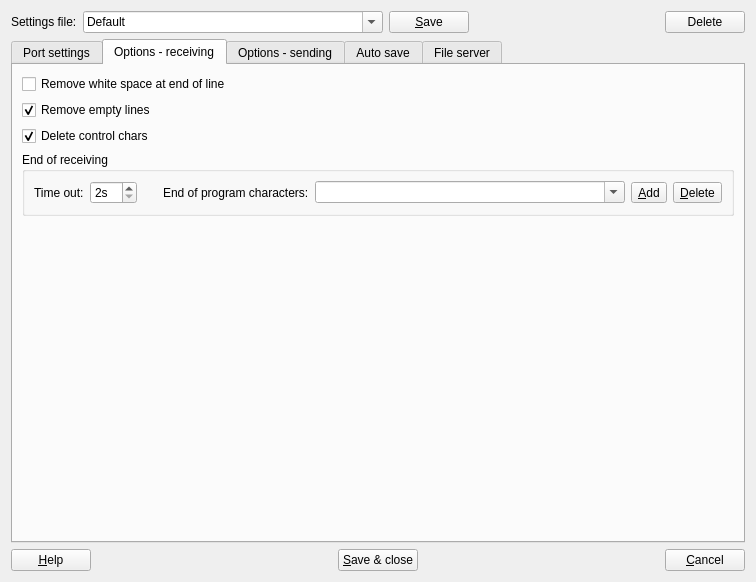
The window that src/serialportconfigdialog.ui (GCodeProjects/GCodeWorkShop) describes before a commit, drawn with Qt 5.
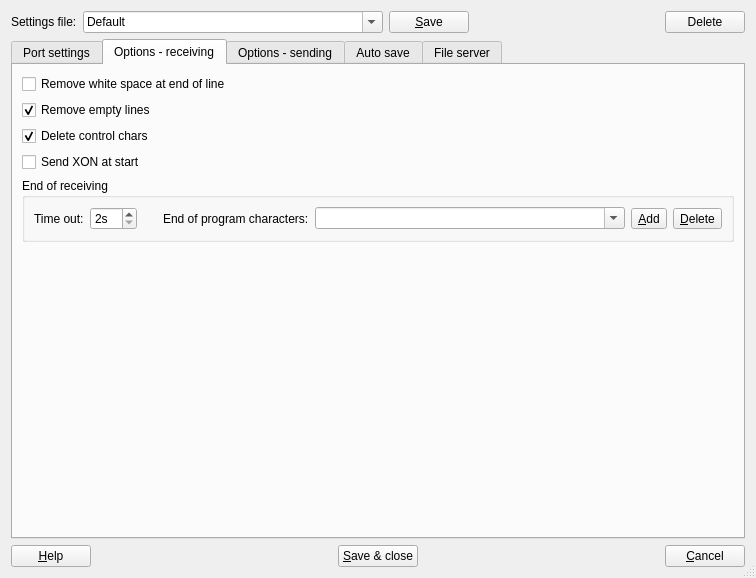
The same window after the commit. The open tabs and pages were chosen to show the change. Icons and pictures are not drawn.

```diff
--- a/src/serialportconfigdialog.ui
+++ b/src/serialportconfigdialog.ui
@@ -7,7 +7,7 @@
     <x>0</x>
     <y>0</y>
     <width>756</width>
-    <height>582</height>
+    <height>578</height>
    </rect>
   </property>
   <property name="sizePolicy">
@@ -19,6 +19,9 @@
   <property name="windowTitle">
    <string>Dialog</string>
   </property>
+  <property name="sizeGripEnabled">
+   <bool>true</bool>
+  </property>
   <layout class="QVBoxLayout" name="verticalLayout">
    <item>
     <layout class="QGridLayout" name="gridLayout_9">
@@ -729,6 +732,16 @@
          </property>
         </widget>
        </item>
+       <item>
+        <widget class="QCheckBox" name="sendXonCheckBox">
+         <property name="toolTip">
+          <string>Send XON character to initiate transmission.</string>
+         </property>
+         <property name="text">
+          <string>Send XON at start</string>
+         </property>
+        </widget>
+       </item>
        <item>
         <widget class="QGroupBox" name="groupBox_6">
          <property name="title">
```
Left out of the diff: 2 changed lines with no effect on the pictures.
